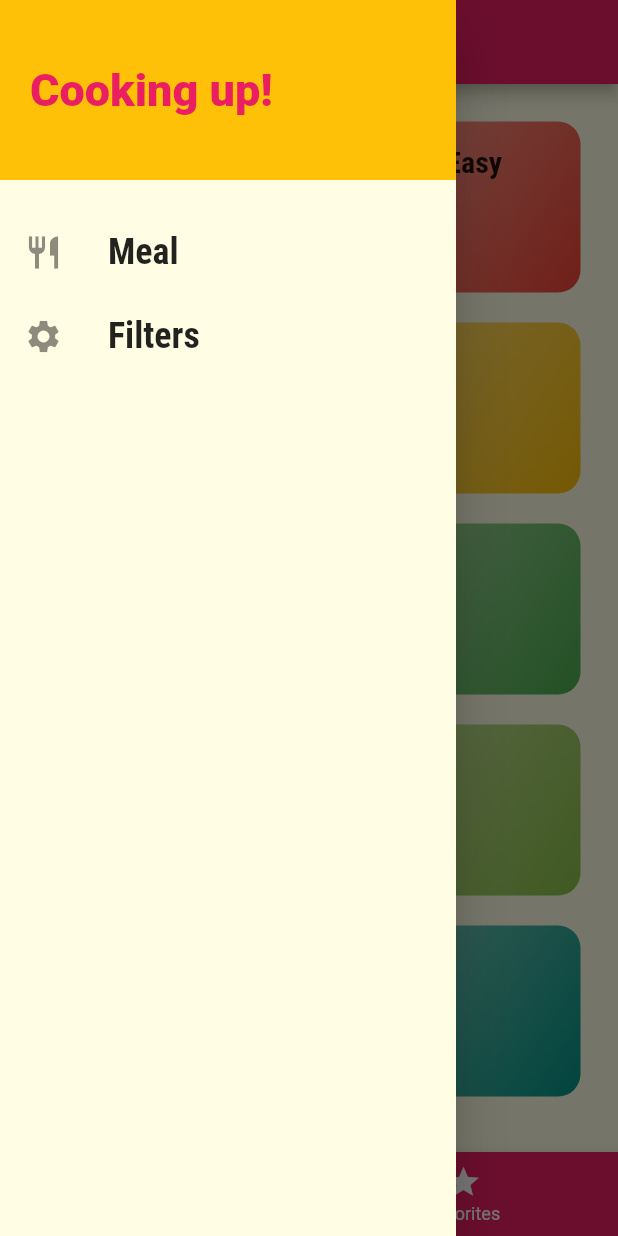
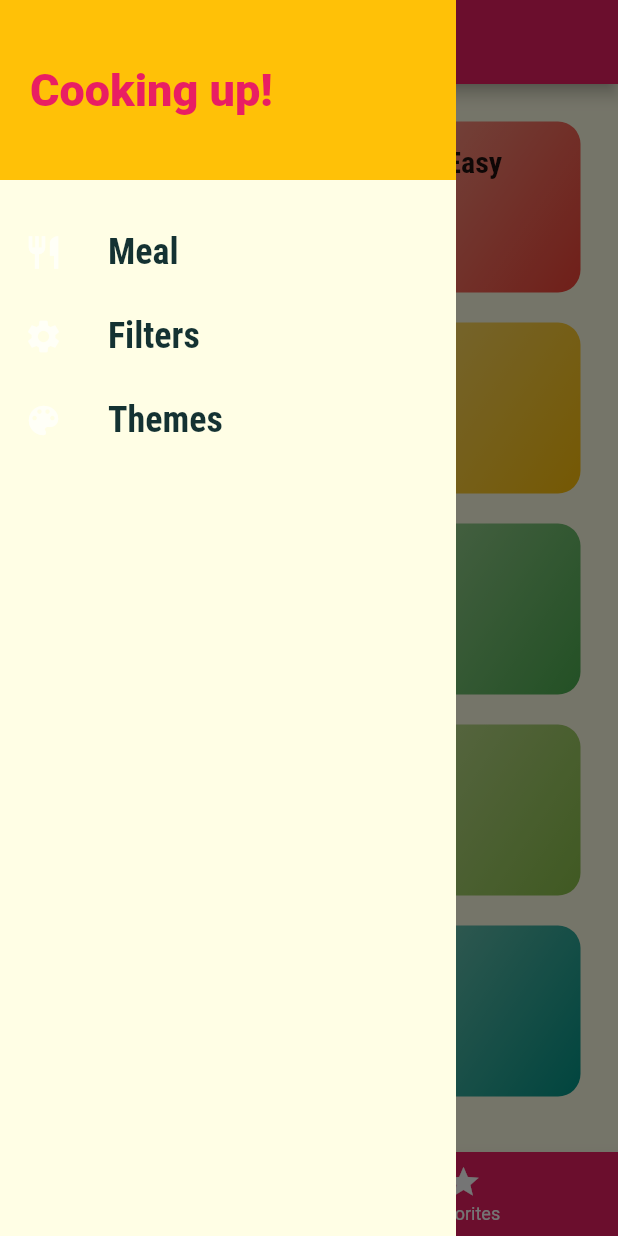
Before and after one commit to MaichelSameh/meal_app, a Flutter app: the screen it shows after launch, with the side drawer open, on a phone screen of 412 x 824 dp. Run offline on Flutter 3.47's test engine with Material 2 defaults, Android fonts, the phone set to English and light mode, and no system bars; our stand-ins replace flutter_colorpicker, shared_preferences.

Commit message:
adding the theme screen and making the theme data permanent

```diff
--- a/lib/main.dart
+++ b/lib/main.dart
@@ -2,16 +2,24 @@ import 'package:flutter/material.dart';
 import 'package:provider/provider.dart';
 
 import 'screens/filtersScreen.dart';
-import './screens/mealDetailScreen.dart';
-import './screens/tabsScreen.dart';
-import './screens/categoryMealScreen.dart';
+import 'screens/mealDetailScreen.dart';
+import 'screens/tabsScreen.dart';
+import 'screens/categoryMealScreen.dart';
+import 'screens/theme_screen.dart';
+
 import 'providers/meal.dart';
+import 'providers/theme_provider.dart';
 
 void main() {
-  runApp(ChangeNotifierProvider<MealProvider>(
-    create: (ctx) => MealProvider(),
+  runApp(
+    MultiProvider(
+      providers: [
+        ChangeNotifierProvider<MealProvider>(create: (_) => MealProvider()),
+        ChangeNotifierProvider<ThemeProvider>(create: (_) => ThemeProvider()),
+      ],
       builder: (ctx, _) => MyApp(),
-  ));
+    ),
+  );
 }
 
 class MyApp extends StatelessWidget {
@@ -19,16 +27,45 @@ class MyApp extends StatelessWidget {
   Widget build(BuildContext context) {
     return MaterialApp(
       debugShowCheckedModeBanner: false,
+      themeMode: context.watch<ThemeProvider>().tm,
       theme: ThemeData(
         primarySwatch: Colors.pink,
         accentColor: Colors.amber,
         canvasColor: Color.fromRGBO(255, 254, 229, 1),
+        fontFamily: "Raleway",
+        buttonColor: Colors.white70,
+        cardColor: Colors.white,
+        shadowColor: Colors.white60,
+        unselectedWidgetColor: Colors.black,
         textTheme: ThemeData.light().textTheme.copyWith(
-                // ignore: deprecated_member_use
-                title: TextStyle(
+              headline6: TextStyle(
                   fontFamily: "RobotoCondensed",
                   fontSize: 20,
-                    fontWeight: FontWeight.bold),
+                  fontWeight: FontWeight.bold,
+                  color: Colors.black87),
+              bodyText1: TextStyle(
+                color: Color.fromRGBO(20, 50, 50, 1),
+              ),
+            ),
+      ),
+      darkTheme: ThemeData(
+        primarySwatch: Colors.pink,
+        accentColor: Colors.amber,
+        canvasColor: Color.fromRGBO(14, 22, 33, 1),
+        fontFamily: "Raleway",
+        buttonColor: Colors.white70,
+        cardColor: Color.fromRGBO(35, 34, 39, 1),
+        shadowColor: Colors.white60,
+        unselectedWidgetColor: Colors.white70,
+        textTheme: ThemeData.light().textTheme.copyWith(
+              headline6: TextStyle(
+                  fontFamily: "RobotoCondensed",
+                  fontSize: 20,
+                  fontWeight: FontWeight.bold,
+                  color: Colors.white60),
+              bodyText1: TextStyle(
+                color: Colors.white70,
+              ),
             ),
       ),
       title: "Meal App",
@@ -37,6 +74,8 @@ class MyApp extends StatelessWidget {
         CategoryMealScreen.routeName: (context) => CategoryMealScreen(),
         MealDetailScreen.routeName: (context) => MealDetailScreen(),
         FiltersScreen.routeName: (context) => FiltersScreen(),
-        });
+        ThemeScreen.routeName: (context) => ThemeScreen(),
+      },
+    );
   }
 }
--- /dev/null
+++ b/lib/providers/theme_provider.dart
@@ -0,0 +1,90 @@
+import 'package:flutter/material.dart';
+import 'package:shared_preferences/shared_preferences.dart';
+
+class ThemeProvider with ChangeNotifier {
+  ThemeProvider() {
+    _getThemeMode();
+    _getColorsValues();
+  }
+
+  var primaryColor;
+  var accentColor;
+
+  var tm;
+
+  String themeText = "s";
+
+  void onChanged(newColor, n) {
+    n == 1
+        ? primaryColor = _setMaterialColor(newColor.hashCode)
+        : accentColor = _setMaterialColor(newColor.hashCode);
+    notifyListeners();
+    _setColorsValues();
+  }
+
+  void _setColorsValues() async {
+    SharedPreferences pref = await SharedPreferences.getInstance();
+    pref.setInt("primaryColor", primaryColor.hashCode);
+    pref.setInt("accentColor", accentColor.hashCode);
+  }
+
+  void _getColorsValues() async {
+    SharedPreferences pref = await SharedPreferences.getInstance();
+    primaryColor =
+        _setMaterialColor(pref.getInt("primaryColor") ?? Colors.pink.hashCode);
+    accentColor =
+        _setMaterialColor(pref.getInt("accentColor") ?? Colors.pink.hashCode);
+    notifyListeners();
+  }
+
+  void themeModeChange(newThemeVal) async {
+    tm = newThemeVal;
+    _getThemeText(newThemeVal);
+    notifyListeners();
+    SharedPreferences pref = await SharedPreferences.getInstance();
+    pref.setString("themeText", themeText);
+  }
+
+  void _getThemeText(ThemeMode tm) {
+    if (tm == ThemeMode.dark) {
+      themeText = "d";
+    } else if (tm == ThemeMode.light) {
+      themeText = "l";
+    } else if (tm == ThemeMode.system) {
+      themeText = "s";
+    }
+  }
+
+  void _getThemeMode() async {
+    SharedPreferences pref = await SharedPreferences.getInstance();
+    String theme = pref.getString("themeText") ?? "s";
+
+    if (theme == "s") {
+      tm = ThemeMode.system;
+    } else if (theme == "d") {
+      tm = ThemeMode.dark;
+    } else if (theme == "l") {
+      tm = ThemeMode.light;
+    }
+
+    notifyListeners();
+  }
+
+  MaterialColor _setMaterialColor(int colorVal) {
+    return MaterialColor(
+      colorVal,
+      <int, Color>{
+        50: Color(0xFFFCE4EC),
+        100: Color(0xFFF8BBD0),
+        200: Color(0xFFF48FB1),
+        300: Color(0xFFF06292),
+        400: Color(0xFFEC407A),
+        500: Color(colorVal),
+        600: Color(0xFFD81B60),
+        700: Color(0xFFC2185B),
+        800: Color(0xFFAD1457),
+        900: Color(0xFF880E4F),
+      },
+    );
+  }
+}
--- a/lib/widgets/mainDrawer.dart
+++ b/lib/widgets/mainDrawer.dart
@@ -1,16 +1,21 @@
 import 'package:flutter/material.dart';
+
 import '../screens/filtersScreen.dart';
+import '../screens/theme_screen.dart';
 
 class MainDrawer extends StatelessWidget {
-  Widget buildListTile(String text, IconData icon, Function function) {
+  Widget buildListTile(
+      String text, IconData icon, Function function, BuildContext ctx) {
     return ListTile(
       leading: Icon(
         icon,
         size: 26,
+        color: Theme.of(ctx).buttonColor,
       ),
       title: Text(
         text,
         style: TextStyle(
+            color: Theme.of(ctx).textTheme.bodyText1.color,
             fontSize: 24,
             fontFamily: "RobotoCondensed",
             fontWeight: FontWeight.bold),
@@ -22,6 +27,7 @@ class MainDrawer extends StatelessWidget {
   @override
   Widget build(BuildContext context) {
     return Drawer(
+        elevation: 0,
         child: Column(
           children: [
             Container(
@@ -40,12 +46,32 @@ class MainDrawer extends StatelessWidget {
               ),
             ),
             SizedBox(height: 20),
-        buildListTile("Meal", Icons.restaurant, () {
+            buildListTile(
+              "Meal",
+              Icons.restaurant,
+              () {
                 Navigator.of(context).pushReplacementNamed("/");
-        }),
-        buildListTile("Filters", Icons.settings, () {
-          Navigator.of(context).pushReplacementNamed(FiltersScreen.routeName);
-        }),
+              },
+              context,
+            ),
+            buildListTile(
+              "Filters",
+              Icons.settings,
+              () {
+                Navigator.of(context)
+                    .pushReplacementNamed(FiltersScreen.routeName);
+              },
+              context,
+            ),
+            buildListTile(
+              "Themes",
+              Icons.color_lens,
+              () {
+                Navigator.of(context)
+                    .pushReplacementNamed(ThemeScreen.routeName);
+              },
+              context,
+            ),
           ],
         ));
   }
```
Also changed, not shown: lib/screens/filtersScreen.dart (+17 -5 lines), lib/screens/mealDetailScreen.dart (+24 -3 lines), lib/screens/theme_screen.dart (added, +119 -0 lines), lib/widgets/mealItem.dart (+5 -3 lines), pubspec.yaml (+3 -10 lines), pubspec.lock. Lines whose indentation alone changed are shown as unchanged.
